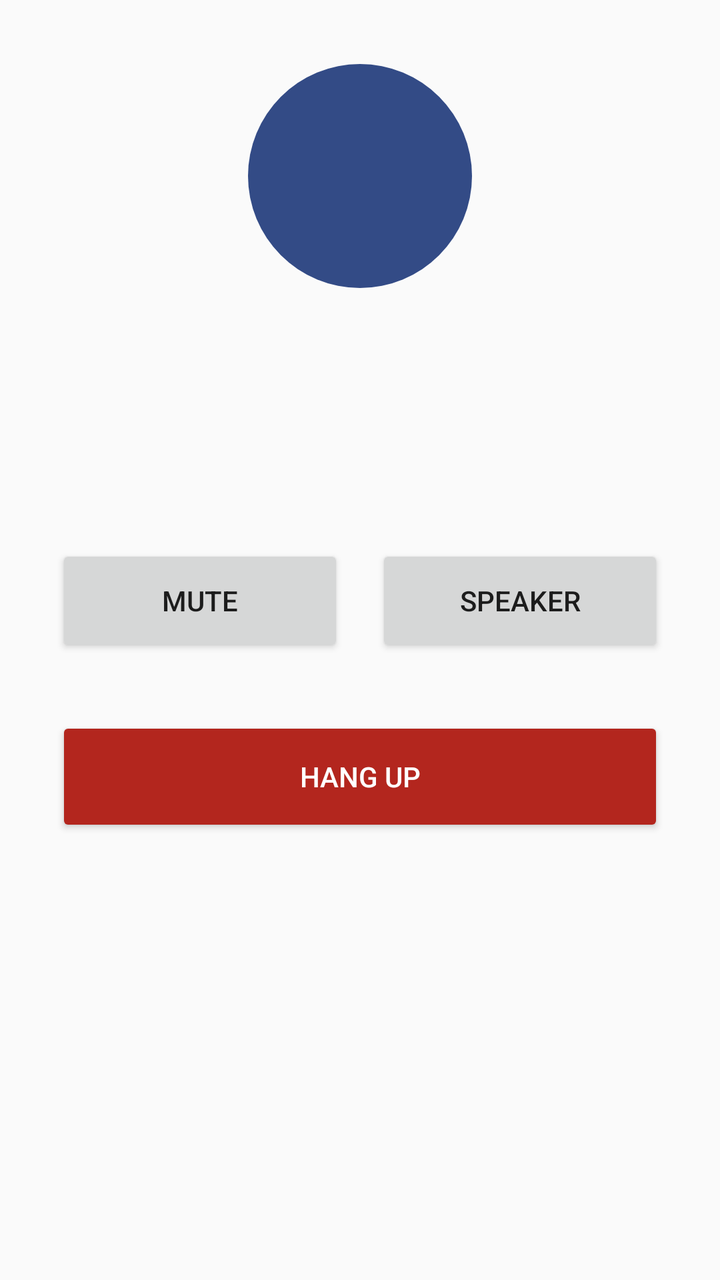
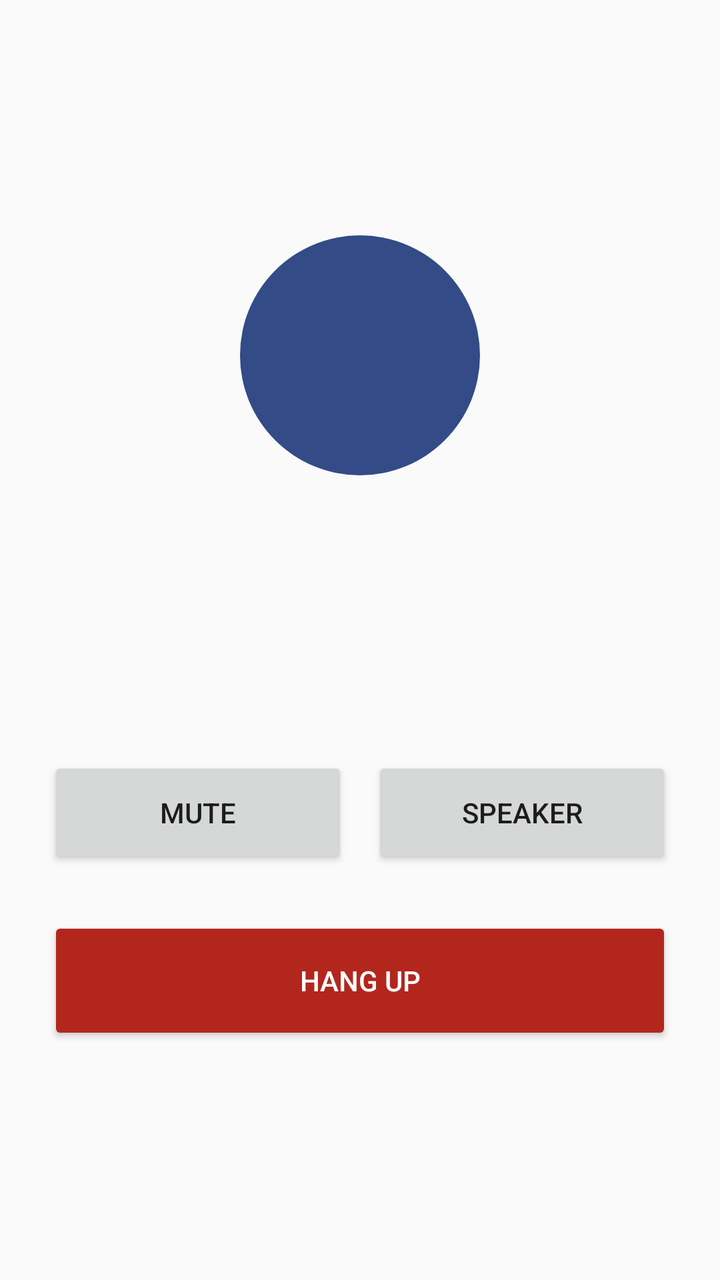

An Android layout rendered at two revisions. The XML below is the earlier revision; the diff shows what the commit changed to produce the second picture.
<!-- AndroidManifest.xml: activity theme Theme.NexaChat.Call -->
<!-- res/layout/activity_call.xml -->
<?xml version="1.0" encoding="utf-8"?>
<ScrollView xmlns:android="http://schemas.android.com/apk/res/android"
    android:layout_width="match_parent"
    android:layout_height="match_parent"
    android:fillViewport="true">

    <LinearLayout
        android:layout_width="match_parent"
        android:layout_height="wrap_content"
        android:gravity="center_horizontal"
        android:orientation="vertical"
        android:paddingStart="28dp"
        android:paddingTop="32dp"
        android:paddingEnd="28dp"
        android:paddingBottom="28dp">

        <TextView
            android:id="@+id/call_peer_initials"
            android:layout_width="112dp"
            android:layout_height="112dp"
            android:background="@drawable/bg_call_avatar"
            android:gravity="center"
            android:textColor="@color/call_avatar_foreground"
            android:textSize="34sp"
            android:importantForAccessibility="no" />

        <TextView
            android:id="@+id/call_peer_name"
            android:layout_width="match_parent"
            android:layout_height="wrap_content"
            android:layout_marginTop="24dp"
            android:ellipsize="end"
            android:gravity="center"
            android:maxLines="2"
            android:textColor="?android:attr/textColorPrimary"
            android:textSize="25sp"
            android:textStyle="bold" />

        <TextView
            android:id="@+id/call_status"
            android:layout_width="match_parent"
            android:layout_height="wrap_content"
            android:layout_marginTop="12dp"
            android:accessibilityLiveRegion="polite"
            android:gravity="center"
            android:textColor="?android:attr/textColorSecondary"
            android:textSize="17sp" />

        <TextView
            android:id="@+id/call_timer"
            android:layout_width="wrap_content"
            android:layout_height="wrap_content"
            android:layout_marginTop="12dp"
            android:accessibilityLiveRegion="polite"
            android:gravity="center"
            android:textColor="?android:attr/textColorPrimary"
            android:textSize="30sp"
            android:visibility="gone" />

        <LinearLayout
            android:layout_width="match_parent"
            android:layout_height="wrap_content"
            android:layout_marginTop="36dp"
            android:gravity="center"
            android:orientation="horizontal">

            <Button
                android:id="@+id/call_mute"
                android:layout_width="0dp"
                android:layout_height="wrap_content"
                android:layout_marginEnd="8dp"
                android:layout_weight="1"
                android:contentDescription="@string/call_mute"
                android:minHeight="56dp"
                android:text="@string/call_mute" />

            <Button
                android:id="@+id/call_speaker"
                android:layout_width="0dp"
                android:layout_height="wrap_content"
                android:layout_marginStart="8dp"
                android:layout_weight="1"
                android:contentDescription="@string/call_speaker"
                android:minHeight="56dp"
                android:text="@string/call_speaker" />
        </LinearLayout>

        <Button
            android:id="@+id/call_hang_up"
            android:layout_width="match_parent"
            android:layout_height="wrap_content"
            android:layout_marginTop="30dp"
            android:backgroundTint="@color/call_end_background"
            android:contentDescription="@string/call_hang_up"
            android:minHeight="60dp"
            android:text="@string/call_hang_up"
            android:textColor="@android:color/white" />

    </LinearLayout>
</ScrollView>
<!-- resources referenced by this layout -->
<resources>
  <color name="call_avatar_foreground">#FFFFFF</color>
  <color name="call_end_background">#B3261E</color>
  <!-- drawable bg_call_avatar (drawable) -->
  <?xml version="1.0" encoding="utf-8"?>
  <shape xmlns:android="http://schemas.android.com/apk/res/android" android:shape="oval">
      <solid android:color="@color/call_avatar_background" />
  </shape>
  <string name="call_hang_up">Hang up</string>
  <string name="call_mute">Mute</string>
  <string name="call_speaker">Speaker</string>
  <style name="Theme.NexaChat.Call" parent="android:Theme.Material.Light.NoActionBar">
          <item name="android:colorAccent">@color/call_avatar_background</item>
          <item name="android:windowLightStatusBar">true</item>
          <item name="android:statusBarColor">?android:attr/colorBackground</item>
          <item name="android:navigationBarColor">?android:attr/colorBackground</item>
          <item name="android:windowActionModeOverlay">true</item>
      </style>
  <color name="call_avatar_background">#334B86</color>
</resources>

<!-- the commit's change to res/layout/activity_call.xml (unified diff, before → after) -->
@@ -2,22 +2,24 @@
 <ScrollView xmlns:android="http://schemas.android.com/apk/res/android"
     android:layout_width="match_parent"
     android:layout_height="match_parent"
+    android:background="?android:attr/colorBackground"
+    android:fitsSystemWindows="true"
     android:fillViewport="true">
 
     <LinearLayout
         android:layout_width="match_parent"
-        android:layout_height="wrap_content"
-        android:gravity="center_horizontal"
+        android:layout_height="match_parent"
+        android:gravity="center"
         android:orientation="vertical"
-        android:paddingStart="28dp"
-        android:paddingTop="32dp"
-        android:paddingEnd="28dp"
-        android:paddingBottom="28dp">
+        android:paddingStart="24dp"
+        android:paddingTop="24dp"
+        android:paddingEnd="24dp"
+        android:paddingBottom="24dp">
 
         <TextView
             android:id="@+id/call_peer_initials"
-            android:layout_width="112dp"
-            android:layout_height="112dp"
+            android:layout_width="120dp"
+            android:layout_height="120dp"
             android:background="@drawable/bg_call_avatar"
             android:gravity="center"
             android:textColor="@color/call_avatar_foreground"
@@ -28,39 +30,39 @@
             android:id="@+id/call_peer_name"
             android:layout_width="match_parent"
             android:layout_height="wrap_content"
-            android:layout_marginTop="24dp"
+            android:layout_marginTop="28dp"
             android:ellipsize="end"
             android:gravity="center"
             android:maxLines="2"
             android:textColor="?android:attr/textColorPrimary"
-            android:textSize="25sp"
+            android:textSize="26sp"
             android:textStyle="bold" />
 
         <TextView
             android:id="@+id/call_status"
             android:layout_width="match_parent"
             android:layout_height="wrap_content"
-            android:layout_marginTop="12dp"
+            android:layout_marginTop="8dp"
             android:accessibilityLiveRegion="polite"
             android:gravity="center"
             android:textColor="?android:attr/textColorSecondary"
-            android:textSize="17sp" />
+            android:textSize="16sp" />
 
         <TextView
             android:id="@+id/call_timer"
             android:layout_width="wrap_content"
             android:layout_height="wrap_content"
-            android:layout_marginTop="12dp"
+            android:layout_marginTop="16dp"
             android:accessibilityLiveRegion="polite"
             android:gravity="center"
             android:textColor="?android:attr/textColorPrimary"
-            android:textSize="30sp"
+            android:textSize="32sp"
             android:visibility="gone" />
 
         <LinearLayout
             android:layout_width="match_parent"
             android:layout_height="wrap_content"
-            android:layout_marginTop="36dp"
+            android:layout_marginTop="48dp"
             android:gravity="center"
             android:orientation="horizontal">
 
@@ -68,7 +70,7 @@
                 android:id="@+id/call_mute"
                 android:layout_width="0dp"
                 android:layout_height="wrap_content"
-                android:layout_marginEnd="8dp"
+                android:layout_marginEnd="6dp"
                 android:layout_weight="1"
                 android:contentDescription="@string/call_mute"
                 android:minHeight="56dp"
@@ -78,7 +80,7 @@
                 android:id="@+id/call_speaker"
                 android:layout_width="0dp"
                 android:layout_height="wrap_content"
-                android:layout_marginStart="8dp"
+                android:layout_marginStart="6dp"
                 android:layout_weight="1"
                 android:contentDescription="@string/call_speaker"
                 android:minHeight="56dp"
@@ -89,10 +91,10 @@
             android:id="@+id/call_hang_up"
             android:layout_width="match_parent"
             android:layout_height="wrap_content"
-            android:layout_marginTop="30dp"
+            android:layout_marginTop="24dp"
             android:backgroundTint="@color/call_end_background"
             android:contentDescription="@string/call_hang_up"
-            android:minHeight="60dp"
+            android:minHeight="64dp"
             android:text="@string/call_hang_up"
             android:textColor="@android:color/white" />
 
